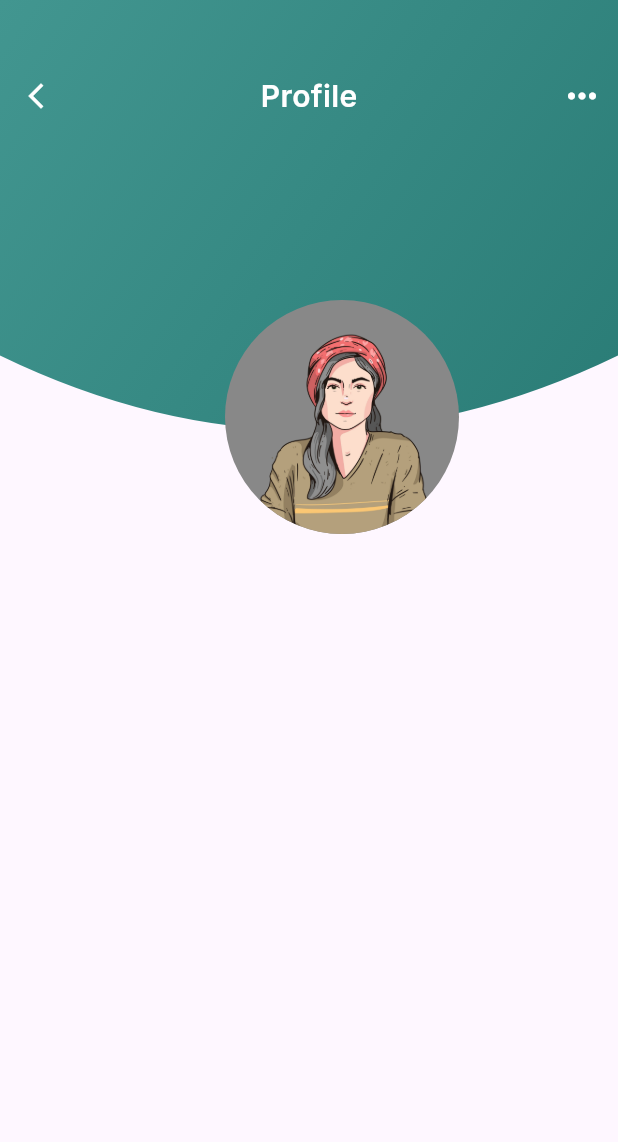
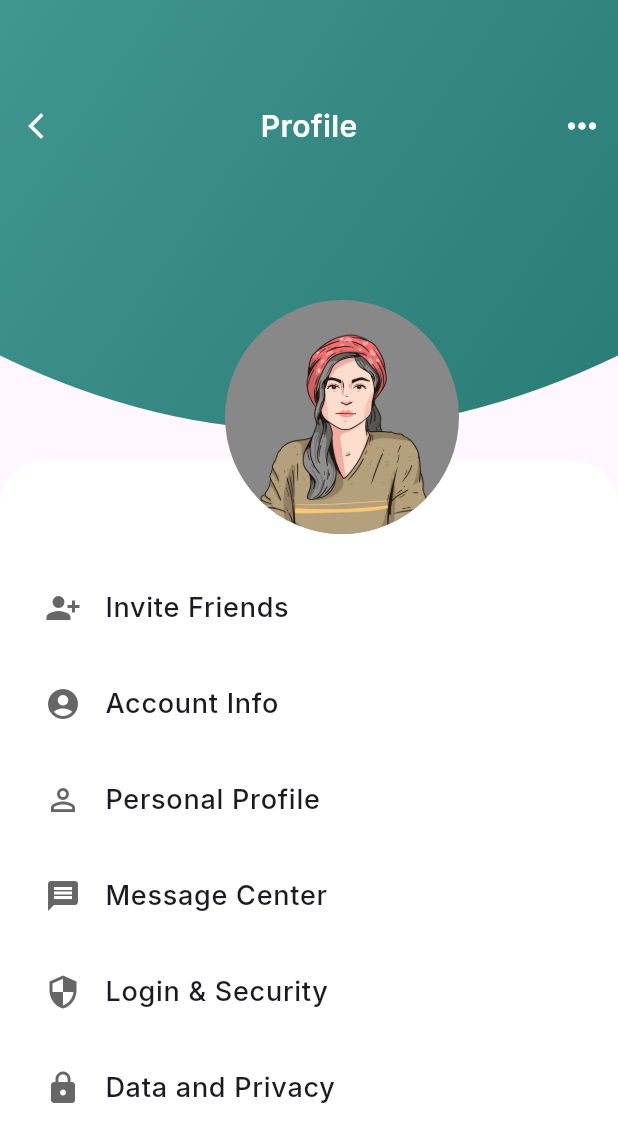
Before and after one commit to Riddhimagupta22/expense_tracker_app, a Flutter app: the Profile screen opened directly, on a phone screen of 412 x 824 dp. Shown: the top 1142 px of the screen. Run offline on Flutter 3.47's test engine with Material 3 defaults, Android fonts, the light colour scheme and no system bars; our stand-ins replace cloud_firestore, firebase_auth, firebase_core, get, google_fonts; accounts and stored records are empty.

Commit message:
new project

```diff
--- a/lib/Modules/Profile/view/profile.dart
+++ b/lib/Modules/Profile/view/profile.dart
@@ -1,5 +1,6 @@
 import 'package:expense_tracker_app/Comman_Wigets/widget/custom%20Container/custom_container.dart';
 import 'package:expense_tracker_app/Modules/Profile/view/widgets/cricular_widget.dart';
+import 'package:expense_tracker_app/Modules/Profile/view/widgets/profile_menu.dart';
 import 'package:flutter/material.dart';
 import 'package:get/get.dart';
 import 'package:google_fonts/google_fonts.dart';
@@ -20,9 +21,7 @@ class Profile extends StatelessWidget {
                 CustomContainer(
                   child: Column(
                     children: [
-                    SizedBox(
-                      height: 40,
-                    ),
+                      const SizedBox(height: 60),
                       Row(
                         mainAxisAlignment: MainAxisAlignment.spaceBetween,
                         children: [
@@ -30,11 +29,12 @@ class Profile extends StatelessWidget {
                             onPressed: () {
                               Get.to(NavBar());
                             },
-                            icon: Icon(
+                            icon: const Icon(
                               Icons.arrow_back_ios_new_outlined,
                               size: 20,
                               color: Colors.white,
-                            )),
+                            ),
+                          ),
                           Text(
                             "Profile",
                             style: GoogleFonts.inter(
@@ -45,26 +45,59 @@ class Profile extends StatelessWidget {
                           ),
                           IconButton(
                             onPressed: () {},
-                            icon: Icon(
+                            icon: const Icon(
                               Icons.more_horiz,
                               size: 28,
                               color: Colors.white,
-                            )),
+                            ),
+                          ),
                         ],
+                      ),
+                      const SizedBox(height: 100), // Space for profile image
+                    ],
+                  ),
+                ),
+                SizedBox(
+                  height: 20,
+                ),
+                Expanded(
+                  child: Container(
+                    width: double.infinity,
+                    decoration: const BoxDecoration(
+                      color: Colors.white,
+                      borderRadius: BorderRadius.only(
+                        topLeft: Radius.circular(30),
+                        topRight: Radius.circular(30),
+                      ),
+                    ),
+                    padding: const EdgeInsets.symmetric(horizontal: 20, vertical: 16),
+                    child: ListView(
+                      children: const [
+                        SizedBox(height: 50), // Space below image
+                        ProfileMenu(title: "Invite Friends", icon: Icons.person_add_alt_1),
+                        ProfileMenu(title: "Account Info", icon: Icons.account_circle),
+                        ProfileMenu(title: "Personal Profile", icon: Icons.person_outline),
+                        ProfileMenu(title: "Message Center", icon: Icons.message),
+                        ProfileMenu(title: "Login & Security", icon: Icons.security),
+                        ProfileMenu(title: "Data and Privacy", icon: Icons.lock),
+                      ],
+                    ),
+                  ),
+                ),
+              ],
+            ),
+
+            // Profile Image Positioned on top
+            const Positioned(
+              top: 200,
+              left: 150,
+              child: CircularImage(
+                image: 'Assets/Image/hand-drawn-ethnic-beauty-illustration.png',
+              ),
             ),
           ],
         ),
       ),
-            ],
-          ),
-          Positioned(
-              top: 200,
-              left: 150,
-              child: const CircularImage(
-                image: 'Assets/Image/hand-drawn-ethnic-beauty-illustration.png',
-              ))
-        ],
-      )),
     );
   }
 }
```
Also changed, not shown: lib/Modules/Profile/view/widgets/profile_menu.dart (+11 -43 lines). Lines whose indentation alone changed are shown as unchanged.
